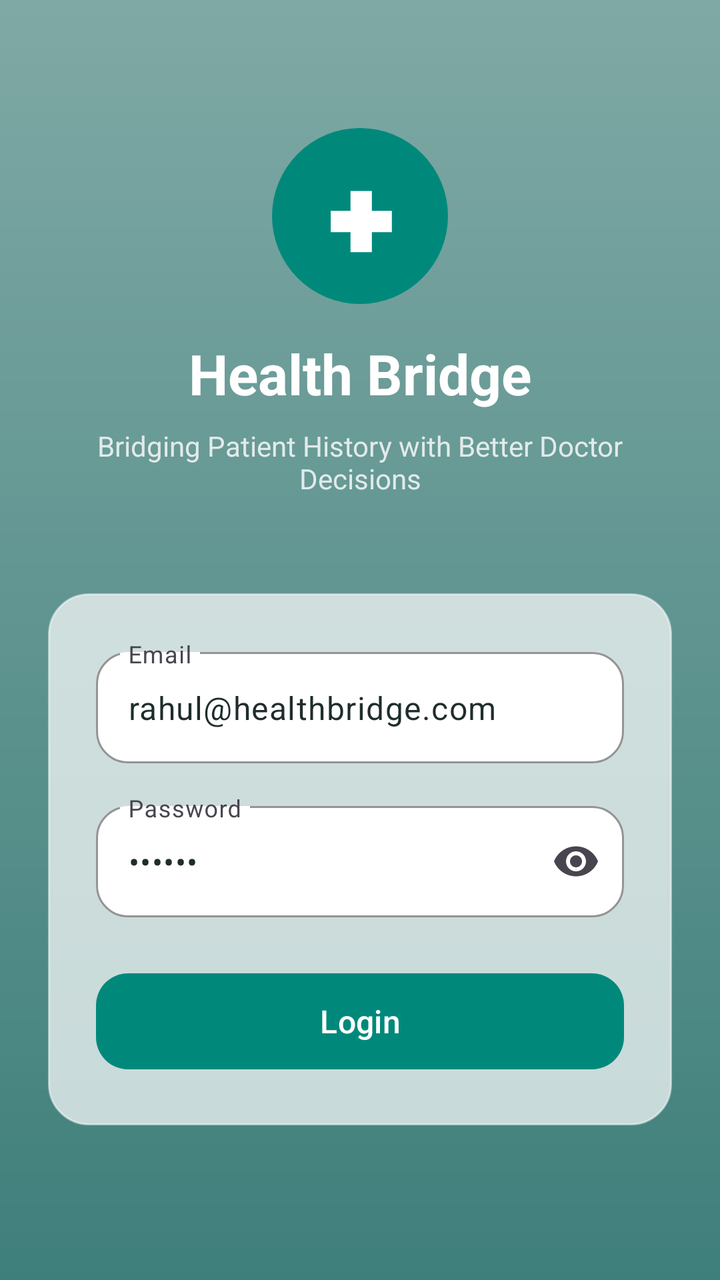
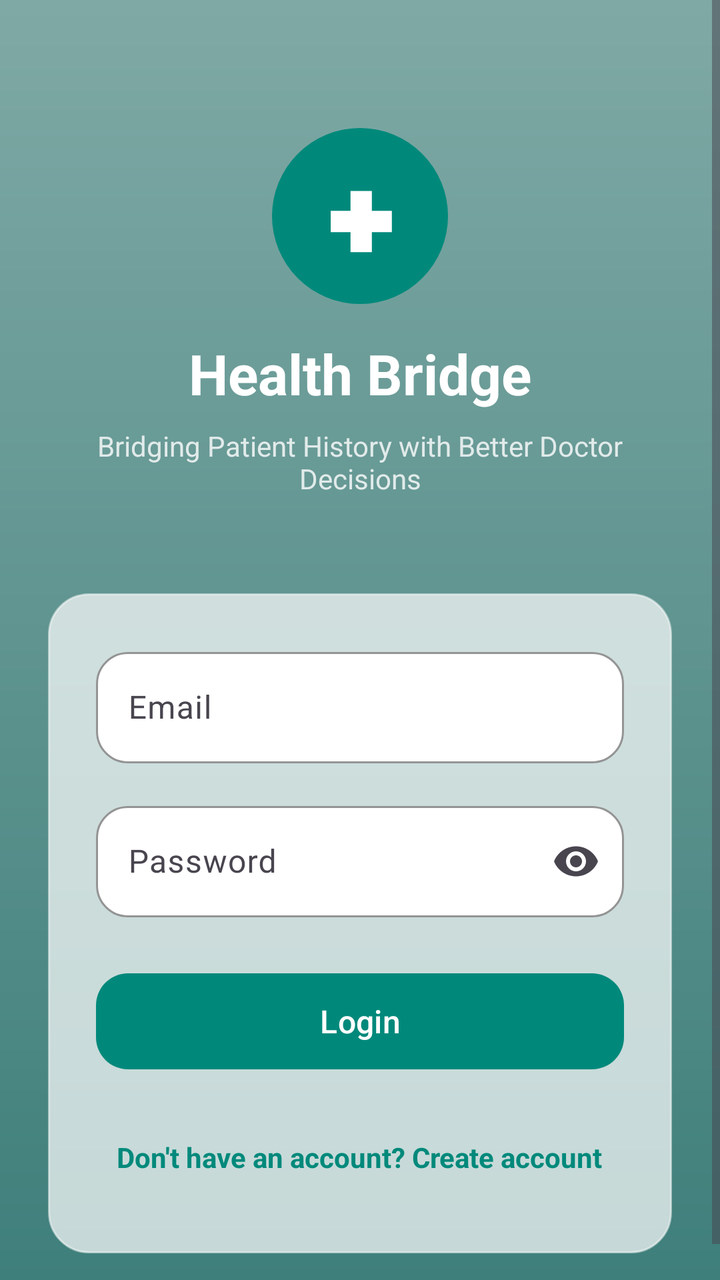

Compare the two renders of this Android layout. The source of the first and the diff that turns it into the second are given below.
<!-- AndroidManifest.xml: application theme Theme.HealthBridge -->
<!-- res/layout/activity_login.xml -->
<?xml version="1.0" encoding="utf-8"?>
<ScrollView xmlns:android="http://schemas.android.com/apk/res/android"
    xmlns:app="http://schemas.android.com/apk/res-auto"
    android:layout_width="match_parent"
    android:layout_height="match_parent"
    android:fillViewport="true"
    android:background="@drawable/bg_gradient">

    <LinearLayout
        android:layout_width="match_parent"
        android:layout_height="wrap_content"
        android:orientation="vertical"
        android:gravity="center_horizontal"
        android:paddingStart="24dp"
        android:paddingEnd="24dp"
        android:paddingTop="64dp"
        android:paddingBottom="32dp">

        
        <FrameLayout
            android:layout_width="88dp"
            android:layout_height="88dp"
            android:background="@drawable/bg_login_logo_circle"
            android:layout_marginBottom="16dp"
            android:contentDescription="@string/login_logo_description">

            <TextView
                android:layout_width="wrap_content"
                android:layout_height="wrap_content"
                android:layout_gravity="center"
                android:text="✚"
                android:textSize="40sp"
                android:textStyle="bold"
                android:textColor="@color/hb_text_on_dark"
                android:importantForAccessibility="no" />
        </FrameLayout>

        
        <TextView
            android:layout_width="wrap_content"
            android:layout_height="wrap_content"
            android:text="@string/app_name"
            android:textSize="28sp"
            android:textStyle="bold"
            android:textColor="@color/hb_text_on_dark"
            android:layout_marginBottom="8dp" />

        
        <TextView
            android:layout_width="wrap_content"
            android:layout_height="wrap_content"
            android:text="@string/login_tagline"
            android:textSize="14sp"
            android:textColor="@color/hb_text_on_dark"
            android:alpha="0.8"
            android:gravity="center"
            android:layout_marginBottom="48dp" />

        
        <LinearLayout
            android:layout_width="match_parent"
            android:layout_height="wrap_content"
            android:orientation="vertical"
            android:background="@drawable/bg_glass_card"
            android:padding="24dp">

            
            <com.google.android.material.textfield.TextInputLayout
                style="@style/Widget.Material3.TextInputLayout.OutlinedBox"
                android:layout_width="match_parent"
                android:layout_height="wrap_content"
                android:layout_marginBottom="16dp"
                android:hint="@string/hint_email"
                app:boxCornerRadiusTopStart="16dp"
                app:boxCornerRadiusTopEnd="16dp"
                app:boxCornerRadiusBottomStart="16dp"
                app:boxCornerRadiusBottomEnd="16dp"
                app:boxBackgroundColor="@android:color/white"
                app:boxStrokeColor="@color/hb_teal_primary"
                app:hintTextColor="@color/hb_teal_primary">

                <com.google.android.material.textfield.TextInputEditText
                    android:id="@+id/editEmail"
                    android:layout_width="match_parent"
                    android:layout_height="wrap_content"
                    android:inputType="textEmailAddress"
                    android:textColor="@color/hb_text_primary"
                    android:text="rahul@healthbridge.com" />
            </com.google.android.material.textfield.TextInputLayout>

            
            <com.google.android.material.textfield.TextInputLayout
                style="@style/Widget.Material3.TextInputLayout.OutlinedBox"
                android:layout_width="match_parent"
                android:layout_height="wrap_content"
                android:layout_marginBottom="24dp"
                android:hint="@string/hint_password"
                app:boxCornerRadiusTopStart="16dp"
                app:boxCornerRadiusTopEnd="16dp"
                app:boxCornerRadiusBottomStart="16dp"
                app:boxCornerRadiusBottomEnd="16dp"
                app:boxBackgroundColor="@android:color/white"
                app:boxStrokeColor="@color/hb_teal_primary"
                app:hintTextColor="@color/hb_teal_primary"
                app:endIconMode="password_toggle">

                <com.google.android.material.textfield.TextInputEditText
                    android:id="@+id/editPassword"
                    android:layout_width="match_parent"
                    android:layout_height="wrap_content"
                    android:inputType="textPassword"
                    android:textColor="@color/hb_text_primary"
                    android:text="123456" />
            </com.google.android.material.textfield.TextInputLayout>

            
            <com.google.android.material.button.MaterialButton
                android:id="@+id/btnLogin"
                android:layout_width="match_parent"
                android:layout_height="56dp"
                android:text="@string/btn_login"
                android:textSize="16sp"
                android:textAllCaps="false"
                app:cornerRadius="16dp"
                app:backgroundTint="@color/hb_teal_primary" />

        </LinearLayout>

        
        <ProgressBar
            android:id="@+id/progressLogin"
            android:layout_width="wrap_content"
            android:layout_height="wrap_content"
            android:layout_marginTop="24dp"
            android:indeterminateTint="@color/hb_text_on_dark"
            android:visibility="gone" />

    </LinearLayout>

</ScrollView>
<!-- resources referenced by this layout -->
<resources>
  <color name="hb_teal_primary">#00897B</color>
  <color name="hb_text_on_dark">#FFFFFF</color>
  <color name="hb_text_primary">#1F2D2B</color>
  <!-- drawable bg_glass_card (drawable) -->
  <?xml version="1.0" encoding="utf-8"?>
  <shape xmlns:android="http://schemas.android.com/apk/res/android"
      android:shape="rectangle">
      <solid android:color="@color/hb_glass_fill" />
      <corners android:radius="20dp" />
      <stroke
          android:width="1dp"
          android:color="@color/hb_glass_stroke" />
  </shape>
  <!-- drawable bg_gradient (drawable) -->
  <?xml version="1.0" encoding="utf-8"?>
  <shape xmlns:android="http://schemas.android.com/apk/res/android">
      <gradient
          android:angle="270"
          android:startColor="@color/hb_bg_top"
          android:endColor="@color/hb_bg_bottom"
          android:type="linear" />
  </shape>
  <!-- drawable bg_login_logo_circle (drawable) -->
  <?xml version="1.0" encoding="utf-8"?>
  <shape xmlns:android="http://schemas.android.com/apk/res/android"
      android:shape="oval">
      <solid android:color="@color/hb_teal_primary" />
      <size
          android:width="88dp"
          android:height="88dp" />
  </shape>
  <string name="app_name">Health Bridge</string>
  <string name="btn_login">Login</string>
  <string name="hint_email">Email</string>
  <string name="hint_password">Password</string>
  <string name="login_logo_description">Health Bridge Logo</string>
  <string name="login_tagline">Bridging Patient History with Better Doctor Decisions</string>
  <style name="Theme.HealthBridge" parent="Theme.Material3.Light.NoActionBar">
          <item name="colorPrimary">@color/hb_teal_primary</item>
          <item name="colorPrimaryDark">@color/hb_teal_dark</item>
          <item name="colorAccent">@color/hb_teal_primary</item>
          <item name="android:statusBarColor">@color/hb_teal_deep</item>
          <item name="android:navigationBarColor">@color/hb_teal_deep</item>
          <item name="android:windowBackground">@color/hb_card_solid</item>
      </style>
  <color name="hb_glass_fill">#B3FFFFFF</color>
  <color name="hb_glass_stroke">#80FFFFFF</color>
  <color name="hb_bg_top">#7FA9A5</color>
  <color name="hb_bg_bottom">#3F7F7B</color>
  <color name="hb_teal_dark">#00695C</color>
  <color name="hb_teal_deep">#004D40</color>
  <color name="hb_card_solid">#F4FAF9</color>
</resources>

<!-- the commit's change to res/layout/activity_login.xml (unified diff, before → after) -->
@@ -85,7 +85,7 @@
                     android:layout_height="wrap_content"
                     android:inputType="textEmailAddress"
                     android:textColor="@color/hb_text_primary"
-                    android:text="rahul@healthbridge.com" />
+                     />
             </com.google.android.material.textfield.TextInputLayout>
 
             
@@ -110,7 +110,7 @@
                     android:layout_height="wrap_content"
                     android:inputType="textPassword"
                     android:textColor="@color/hb_text_primary"
-                    android:text="123456" />
+                     />
             </com.google.android.material.textfield.TextInputLayout>
 
             
@@ -123,6 +123,22 @@
                 android:textAllCaps="false"
                 app:cornerRadius="16dp"
                 app:backgroundTint="@color/hb_teal_primary" />
+
+            
+            <TextView
+                android:id="@+id/textSignUp"
+                android:layout_width="wrap_content"
+                android:layout_height="wrap_content"
+                android:layout_gravity="center_horizontal"
+                android:layout_marginTop="16dp"
+                android:minHeight="48dp"
+                android:gravity="center"
+                android:text="@string/link_create_account"
+                android:textColor="@color/hb_teal_primary"
+                android:textSize="14sp"
+                android:textStyle="bold"
+                android:clickable="true"
+                android:focusable="true" />
 
         </LinearLayout>
 
<!-- resource entries referenced after the edit -->
@@ -35,6 +35,7 @@
   <string name="btn_login">Login</string>
   <string name="hint_email">Email</string>
   <string name="hint_password">Password</string>
+  <string name="link_create_account">Don\'t have an account? Create account</string>
   <string name="login_logo_description">Health Bridge Logo</string>
   <string name="login_tagline">Bridging Patient History with Better Doctor Decisions</string>
   <style name="Theme.HealthBridge" parent="Theme.Material3.Light.NoActionBar">
